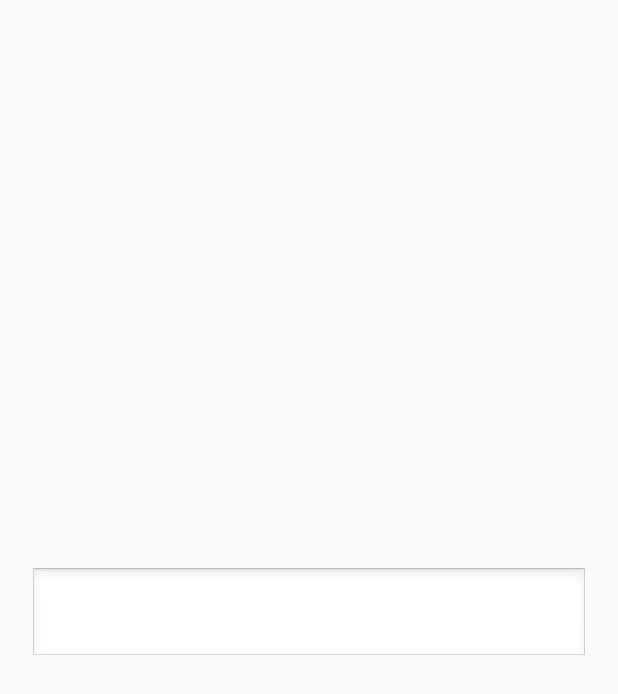
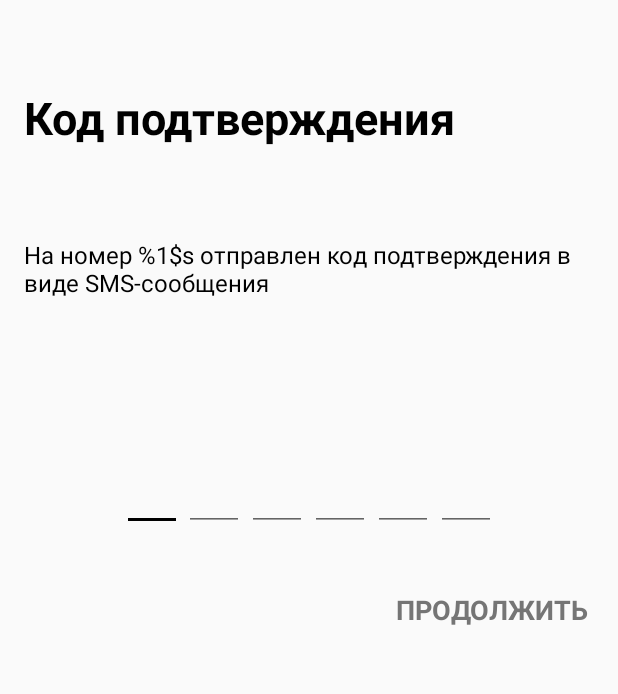
Before and after one commit to jokermt235/OceanV3.1.1, an Android app: the CodeConfirmActivity screen opened directly, with no data from a screen before it, on a phone screen of 412 x 824 dp. Shown: the top 694 px of the screen. Run offline under Robolectric (Android 15) with nearby library versions, the phone set to English and light mode, and no system bars; our stand-ins replace Firebase (no records; nobody signed in at launch, a user with empty details on screens opened directly); 2 statements that could not run were skipped.

Commit message:
Code confirm view design

```diff
--- a/app/src/main/java/com/example/oceanv311/View/CodeConfirmActivity.java
+++ b/app/src/main/java/com/example/oceanv311/View/CodeConfirmActivity.java
@@ -15,7 +15,12 @@ import com.google.firebase.auth.PhoneAuthProvider;
 public class CodeConfirmActivity extends AppCompatActivity {
 
     private Button sendCodeBtn;
-    private EditText codeConfirm;
+    private EditText codeConfirm1;
+    private EditText codeConfirm2;
+    private EditText codeConfirm3;
+    private EditText codeConfirm4;
+    private EditText codeConfirm5;
+    private EditText codeConfirm6;
     private String verificationId;
 
     @Override
@@ -23,14 +28,19 @@ public class CodeConfirmActivity extends AppCompatActivity {
         super.onCreate(savedInstanceState);
         setContentView(R.layout.activity_code_confirm);
         sendCodeBtn = findViewById(R.id.codeConfirmLogin);
-        codeConfirm = findViewById(R.id.codeConfirmCode);
+        codeConfirm1 = findViewById(R.id.codeConfirmCode1);
+        codeConfirm2 = findViewById(R.id.codeConfirmCode2);
+        codeConfirm3 = findViewById(R.id.codeConfirmCode3);
+        codeConfirm4 = findViewById(R.id.codeConfirmCode4);
+        codeConfirm5 = findViewById(R.id.codeConfirmCode5);
+        codeConfirm6 = findViewById(R.id.codeConfirmCode6);
 
         verificationId = getIntent().getStringExtra("verificationId");
 
         sendCodeBtn.setOnClickListener(new View.OnClickListener() {
             @Override
             public void onClick(View v) {
-                PhoneAuthCredential phoneAuthCredential = PhoneAuthProvider.getCredential(verificationId, codeConfirm.getText().toString());
+                PhoneAuthCredential phoneAuthCredential = PhoneAuthProvider.getCredential(verificationId, codeConfirm1.getText().toString());
                 Auth.signInWithPhoneCredentials(CodeConfirmActivity.this, phoneAuthCredential);
             }
         });
--- a/app/src/main/res/layout/activity_code_confirm.xml
+++ b/app/src/main/res/layout/activity_code_confirm.xml
@@ -14,50 +14,142 @@
         app:layout_constraintEnd_toEndOf="parent"
         app:layout_constraintStart_toStartOf="parent"
         app:layout_constraintTop_toTopOf="parent">
+
         <LinearLayout
             android:id="@+id/codeConfirmLayout"
             android:layout_width="match_parent"
             android:layout_height="match_parent"
-            android:gravity="center"
             android:orientation="vertical">
+
             <TextView
-                android:id="@+id/codeConfirmText"
+                android:id="@+id/codeConfirmTitle"
                 android:layout_width="wrap_content"
                 android:layout_height="wrap_content"
-                android:layout_marginStart="20dip"
+                android:layout_marginStart="16dp"
+                android:layout_marginTop="58dp"
                 android:layout_marginEnd="20dip"
-                android:layout_marginBottom="40dip"
-                android:textSize="18sp" />
+                android:text="@string/code_title"
+                android:textColor="@color/colorDarkText"
+                android:textSize="30sp"
+                android:textStyle="bold" />
 
             <TextView
                 android:id="@+id/codeConfirmLabel"
                 android:layout_width="match_parent"
                 android:layout_height="wrap_content"
-                android:layout_marginStart="20dip"
-                android:layout_marginEnd="20dip"
-                android:layout_marginBottom="5dip"
-                android:textSize="18sp" />
+                android:layout_marginStart="16dp"
+                android:layout_marginTop="60dp"
+                android:layout_marginEnd="16dp"
+                android:text="@string/code_info"
+                android:textColor="@color/colorDarkText"
+                android:textSize="16sp" />
 
-            <EditText
-                android:id="@+id/codeConfirmCode"
+            <LinearLayout
                 android:layout_width="match_parent"
-                android:layout_height="64dip"
-                android:layout_marginStart="20dip"
-                android:layout_marginTop="5dip"
-                android:layout_marginEnd="20dip"
-                android:background="@android:drawable/edit_text"
-                android:ems="10"
-                android:hint=""
-                android:inputType="number|phone" />
+                android:layout_height="wrap_content"
+                android:layout_marginStart="16dp"
+                android:layout_marginTop="109dp"
+                android:layout_marginEnd="16dp"
+                android:gravity="center"
+                android:orientation="horizontal">
 
-            <Button
+                <EditText
+                    android:id="@+id/codeConfirmCode1"
+                    android:layout_width="40dp"
+                    android:layout_height="wrap_content"
+                    android:backgroundTint="@color/colorDarkText"
+                    android:ems="1"
+                    android:gravity="center"
+                    android:hint=""
+                    android:inputType="number"
+                    android:maxEms="1"
+                    android:minEms="1" />
+
+                <EditText
+                    android:id="@+id/codeConfirmCode2"
+                    android:layout_width="40dp"
+                    android:layout_height="wrap_content"
+                    android:layout_marginStart="1dp"
+                    android:width="40dp"
+                    android:ems="1"
+                    android:gravity="center"
+                    android:hint=""
+                    android:inputType="number"
+                    android:maxWidth="40dp"
+                    android:maxEms="1"
+                    android:minWidth="40dp"
+                    android:minEms="1" />
+
+                <EditText
+                    android:id="@+id/codeConfirmCode3"
+                    android:layout_width="wrap_content"
+                    android:layout_height="wrap_content"
+                    android:layout_marginStart="2dp"
+                    android:width="40dp"
+                    android:ems="1"
+                    android:gravity="center"
+                    android:hint=""
+                    android:inputType="number"
+                    android:maxWidth="40dp"
+                    android:maxEms="1"
+                    android:minWidth="40dp"
+                    android:minEms="1" />
+
+                <EditText
+                    android:id="@+id/codeConfirmCode4"
+                    android:layout_width="wrap_content"
+                    android:layout_height="wrap_content"
+                    android:layout_marginStart="2dp"
+                    android:ems="1"
+                    android:gravity="center"
+                    android:hint=""
+                    android:inputType="number"
+                    android:maxWidth="40dp"
+                    android:maxEms="1"
+                    android:minWidth="40dp"
+                    android:minEms="1" />
+
+                <EditText
+                    android:id="@+id/codeConfirmCode5"
+                    android:layout_width="40dp"
+                    android:layout_height="wrap_content"
+                    android:layout_marginStart="2dp"
+                    android:width="40dp"
+                    android:ems="1"
+                    android:gravity="center"
+                    android:hint=""
+                    android:inputType="number"
+                    android:maxWidth="40dp"
+                    android:maxEms="1"
+                    android:minWidth="40dp"
+                    android:minEms="1" />
+
+                <EditText
+                    android:id="@+id/codeConfirmCode6"
+                    android:layout_width="40dp"
+                    android:layout_height="wrap_content"
+                    android:layout_marginStart="2dp"
+                    android:width="40dp"
+                    android:ems="1"
+                    android:gravity="center"
+                    android:hint=""
+                    android:inputType="number"
+                    android:maxWidth="40dp"
+                    android:maxEms="1"
+                    android:minWidth="40dp"
+                    android:minEms="1" />
+            </LinearLayout>
+
+            <TextView
                 android:id="@+id/codeConfirmLogin"
-                android:layout_width="match_parent"
-                android:layout_height="64dip"
-                android:layout_marginStart="20dip"
+                android:layout_width="wrap_content"
+                android:layout_height="wrap_content"
+                android:layout_gravity="end"
                 android:layout_marginTop="40dip"
                 android:layout_marginEnd="20dip"
-                android:background="@color/colorPrimary"
+                android:text="@string/login_continue_btn_text"
+                android:textAllCaps="true"
+                android:textColor="@color/colorMutedLink"
                 android:textSize="18sp"
                 android:textStyle="bold" />
 
@@ -68,7 +160,9 @@
                 android:layout_height="wrap_content"
                 android:layout_marginTop="20dip"
                 android:indeterminateTint="@color/colorPrimary"
-                android:visibility="gone"/>
+                android:visibility="gone" />
+
+
         </LinearLayout>
     </LinearLayout>
 
--- a/app/src/main/res/values/colors.xml
+++ b/app/src/main/res/values/colors.xml
@@ -9,4 +9,5 @@
     <color name="colorButton">#0F4C81</color>
     <color name="colorLightText">#FFFFFF</color>
     <color name="coloMutedText">#78000000</color>
+    <color name="colorMutedLink">#757575</color>
 </resources>
--- a/app/src/main/res/values/strings.xml
+++ b/app/src/main/res/values/strings.xml
@@ -7,4 +7,6 @@
     <string name="login_phone_number_label">Номер телефона</string>
     <string name="login_continue_btn_text">Продолжить</string>
     <string name="login_user_agreement_title">При входе или регистрации вы принимаете условия пользовательского соглашения.</string>
+    <string name="code_title">Код подтверждения</string>
+    <string name="code_info">На номер %1$s отправлен код подтверждения в виде SMS-сообщения</string>
 </resources>
```
